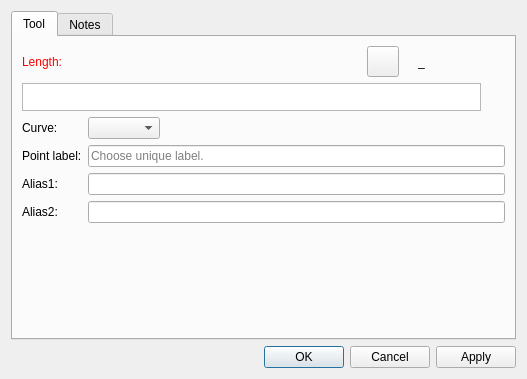
This is src/libs/vtools/dialogs/tools/dialogcutspline.ui in dismine/valentina as Qt 5 draws it before an edit. The edited form follows.
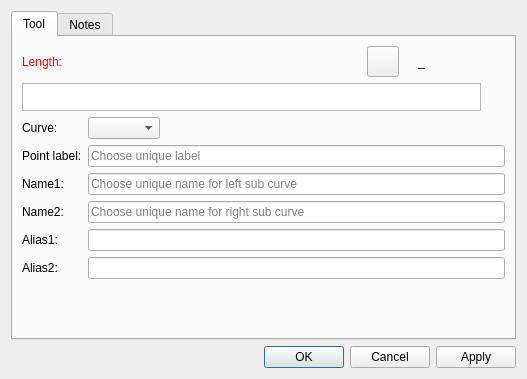
This is the edited form. Icons and pictures are not drawn. Custom widgets are drawn as their Qt base class.

```diff
--- a/src/libs/vtools/dialogs/tools/dialogcutspline.ui
+++ b/src/libs/vtools/dialogs/tools/dialogcutspline.ui
@@ -251,30 +251,58 @@
             <string>Unique label</string>
            </property>
            <property name="placeholderText">
-            <string>Choose unique label.</string>
+            <string>Choose unique label</string>
            </property>
           </widget>
          </item>
-         <item row="2" column="0">
+         <item row="4" column="0">
           <widget class="QLabel" name="labelAlias1">
            <property name="text">
             <string>Alias1:</string>
            </property>
           </widget>
          </item>
-         <item row="2" column="1">
+         <item row="4" column="1">
           <widget class="QLineEdit" name="lineEditAlias1"/>
          </item>
-         <item row="3" column="0">
+         <item row="5" column="0">
           <widget class="QLabel" name="labelAlias2">
            <property name="text">
             <string>Alias2:</string>
            </property>
           </widget>
          </item>
-         <item row="3" column="1">
+         <item row="5" column="1">
           <widget class="QLineEdit" name="lineEditAlias2"/>
          </item>
+         <item row="2" column="0">
+          <widget class="QLabel" name="labelName1">
+           <property name="text">
+            <string>Name1:</string>
+           </property>
+          </widget>
+         </item>
+         <item row="3" column="0">
+          <widget class="QLabel" name="labelName2">
+           <property name="text">
+            <string>Name2:</string>
+           </property>
+          </widget>
+         </item>
+         <item row="2" column="1">
+          <widget class="QLineEdit" name="lineEditName1">
+           <property name="placeholderText">
+            <string>Choose unique name for left sub curve</string>
+           </property>
+          </widget>
+         </item>
+         <item row="3" column="1">
+          <widget class="QLineEdit" name="lineEditName2">
+           <property name="placeholderText">
+            <string>Choose unique name for right sub curve</string>
+           </property>
+          </widget>
+         </item>
         </layout>
        </item>
        <item>
```
Left out of the diff: 23 changed lines with no effect on the pictures.
